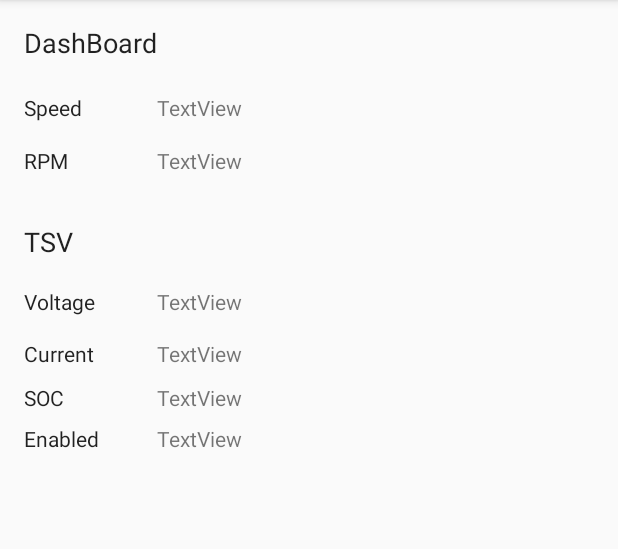
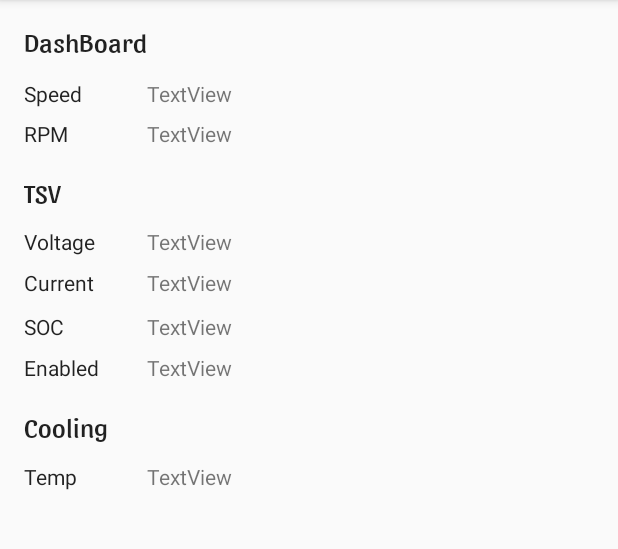
Before and after one commit to LafayetteFormulaElectricVehicle/Cell-Phone-App, an Android app: the Parsify screen opened directly, with no data from a screen before it, on a phone screen of 412 x 824 dp, the part 84-633 px from its top. Run offline under Robolectric (Android 15) with nearby library versions, the phone set to English and light mode, and no system bars; 15 statements that could not run were skipped.

Commit message:
Finished parsing

```diff
--- a/testRaji/JSONPasringDemo/MyApplication/app/src/main/java/birrur/com/jsonparse/Parsify.java
+++ b/testRaji/JSONPasringDemo/MyApplication/app/src/main/java/birrur/com/jsonparse/Parsify.java
@@ -1,23 +1,18 @@
 package birrur.com.jsonparse;
 
+import android.graphics.Typeface;
 import android.support.v7.app.AppCompatActivity;
 import android.os.Bundle;
 import android.util.Log;
 import android.widget.TextView;
 
 import com.google.gson.Gson;
-import com.google.gson.JsonArray;
-import com.google.gson.JsonElement;
-import com.google.gson.JsonObject;
-import com.google.gson.JsonParser;
-
-import org.json.JSONArray;
-import org.json.JSONException;
-import org.json.JSONObject;
-import org.w3c.dom.Text;
+import com.google.gson.internal.LinkedTreeMap;
 
 import java.io.IOException;
 import java.io.InputStream;
+import java.util.LinkedHashMap;
+import java.util.Map;
 
 public class Parsify extends AppCompatActivity {
 
@@ -32,44 +27,47 @@ public class Parsify extends AppCompatActivity {
 
         String data = readSon();
 
-        //Log.i(TAG, readSon());
-
         gson = new Gson();
 
         dataSet = new Data();
         dataSet = gson.fromJson(data, dataSet.getClass());
 
-        JsonParser parser = new JsonParser();
-        JsonElement element = parser.parse(data);
-        JsonObject object = element.getAsJsonObject();
+        Map<String, Object> parsed = gson.fromJson(data , LinkedHashMap.class);
 
-        try {
-            JSONObject ob = new JSONObject(data);
-            ob.keys();
-        } catch (JSONException e){
+        LinkedTreeMap<String, Object> dash = (LinkedTreeMap<String, Object>) parsed.get("dashboard");
+        LinkedTreeMap<String, Object> tsi  = (LinkedTreeMap<String, Object>) parsed.get("tsi");
+        LinkedTreeMap<String, Object> tsv  = (LinkedTreeMap<String, Object>) parsed.get("tsv");
+        LinkedTreeMap<String, Object> physics = (LinkedTreeMap<String, Object>) parsed.get("physics");
+        LinkedTreeMap<String, Object> cooling = (LinkedTreeMap<String, Object>) parsed.get("cooling");
 
-        }
+        Log.i(TAG, "PRINTED");
+        Log.i(TAG, dash.get("speed").toString());
 
+        Typeface type = Typeface.createFromAsset(getAssets(),"fonts/Sansita-Regular.ttf");
 
-        //JsonObject object = parser.parse(data).getAsJsonObject();
-        //JsonArray array = (JsonArray) parser.parse(data).getAsJsonObject().getAsJsonArray();
-        Log.i(TAG, "PRINTED");
-        Log.i(TAG, element.toString());
+        TextView tvDD     = (TextView) findViewById(R.id.tvDash);
+        TextView tvCO     = (TextView) findViewById(R.id.tvCO);
+        TextView tvTS     = (TextView) findViewById(R.id.tvTS);
 
+        tvDD.setTypeface(type);
+        tvCO.setTypeface(type);
+        tvTS.setTypeface(type);
 
-        TextView tvRPME = (TextView) findViewById(R.id.tvRPME);
-        TextView tvSpeedE = (TextView) findViewById(R.id.tvVE);
-        TextView tvVE = (TextView) findViewById(R.id.tvVE);
-        TextView tvIE = (TextView) findViewById(R.id.tvIE);
-        TextView tvSocE = (TextView) findViewById(R.id.tvSocE);
-        TextView tvOnE = (TextView) findViewById(R.id.tvOnE);
+        TextView tvRPME   = (TextView) findViewById(R.id.tvRPME);
+        TextView tvSpeedE = (TextView) findViewById(R.id.tvSpeedE);
+        TextView tvVE     = (TextView) findViewById(R.id.tvTE);
+        TextView tvIE     = (TextView) findViewById(R.id.tvIE);
+        TextView tvSocE   = (TextView) findViewById(R.id.tvSocE);
+        TextView tvOnE    = (TextView) findViewById(R.id.tvOnE);
+        TextView tvTE     = (TextView) findViewById(R.id.tvTE);
 
-        tvRPME.setText(dataSet.getDashboard().getRpm().toString());
-        tvSpeedE.setText(dataSet.getDashboard().getSpeed().toString());
-        tvVE.setText(dataSet.getTsv().getVoltage().toString());
-        tvIE.setText(dataSet.getTsv().getCurrent().toString());
-        tvSocE.setText(dataSet.getTsv().getStateOfCharge().toString());
-        tvOnE.setText(dataSet.getTsv().getEnabled().toString());
+        tvRPME.setText(dash.get("rpm").toString());
+        tvSpeedE.setText(dash.get("speed").toString());
+        tvVE.setText(tsv.get("voltage").toString());
+        tvIE.setText(tsv.get("current").toString());
+        tvSocE.setText(tsv.get("state_of_charge").toString());
+        tvOnE.setText(tsv.get("enabled").toString());
+        tvTE.setText(cooling.get("temp").toString());
     }
 
     public String readSon(){
--- a/testRaji/JSONPasringDemo/MyApplication/app/src/main/res/layout/activity_main.xml
+++ b/testRaji/JSONPasringDemo/MyApplication/app/src/main/res/layout/activity_main.xml
@@ -15,23 +15,25 @@
         android:layout_width="wrap_content"
         android:layout_height="wrap_content"
         android:id="@+id/button_notify"
+        android:onClick="notificate"
         android:layout_alignParentTop="true"
-        android:layout_alignParentLeft="true"
-        android:layout_alignParentStart="true"
+        android:layout_marginTop="39dp"
         android:layout_alignParentRight="true"
         android:layout_alignParentEnd="true"
-        android:onClick="notificate"/>
+        android:layout_alignParentLeft="true"
+        android:layout_alignParentStart="true" />
 
     <Button
         android:text="Parse"
         android:layout_width="wrap_content"
         android:layout_height="wrap_content"
         android:id="@+id/button_parse"
-        android:layout_marginTop="21dp"
+        android:onClick="parsiate"
+        android:layout_marginTop="37dp"
         android:layout_below="@+id/button_notify"
         android:layout_alignParentLeft="true"
         android:layout_alignParentStart="true"
         android:layout_alignParentRight="true"
-        android:layout_alignParentEnd="true"
-        android:onClick="parsiate"/>
+        android:layout_alignParentEnd="true" />
+
 </RelativeLayout>
--- a/testRaji/JSONPasringDemo/MyApplication/app/src/main/res/layout/activity_parsify.xml
+++ b/testRaji/JSONPasringDemo/MyApplication/app/src/main/res/layout/activity_parsify.xml
@@ -18,29 +18,7 @@
         android:layout_alignParentStart="true"
         android:id="@+id/tvDash"
         android:textAppearance="@style/TextAppearance.AppCompat"
-        android:textSize="18sp" />
-
-    <TextView
-        android:text="Speed"
-        android:layout_width="wrap_content"
-        android:layout_height="wrap_content"
-        android:id="@+id/tvSpeed"
-        android:textAppearance="@style/TextAppearance.AppCompat"
-        android:layout_marginTop="21dp"
-        android:layout_below="@+id/tvDash"
-        android:layout_alignParentLeft="true"
-        android:layout_alignParentStart="true" />
-
-    <TextView
-        android:text="RPM"
-        android:layout_width="wrap_content"
-        android:layout_height="wrap_content"
-        android:id="@+id/tvRPM"
-        android:textAppearance="@style/TextAppearance.AppCompat"
-        android:layout_marginTop="16dp"
-        android:layout_below="@+id/tvSpeed"
-        android:layout_alignParentLeft="true"
-        android:layout_alignParentStart="true" />
+        android:textSize="18sp"/>
 
     <TextView
         android:text="TextView"
@@ -66,40 +44,6 @@
         android:layout_alignParentEnd="true" />
 
     <TextView
-        android:text="TSV"
-        android:layout_width="wrap_content"
-        android:layout_height="wrap_content"
-        android:id="@+id/textView"
-        android:textAppearance="@style/TextAppearance.AppCompat"
-        android:textSize="18sp"
-        android:layout_below="@+id/tvRPM"
-        android:layout_alignParentLeft="true"
-        android:layout_alignParentStart="true"
-        android:layout_marginTop="32dp" />
-
-    <TextView
-        android:text="Voltage"
-        android:layout_width="wrap_content"
-        android:layout_height="wrap_content"
-        android:id="@+id/tvV"
-        android:textAppearance="@style/TextAppearance.AppCompat"
-        android:layout_marginTop="18dp"
-        android:layout_below="@+id/textView"
-        android:layout_alignParentLeft="true"
-        android:layout_alignParentStart="true" />
-
-    <TextView
-        android:text="Current"
-        android:layout_width="wrap_content"
-        android:layout_height="wrap_content"
-        android:id="@+id/tvI"
-        android:textAppearance="@style/TextAppearance.AppCompat"
-        android:layout_marginTop="15dp"
-        android:layout_below="@+id/tvV"
-        android:layout_alignParentLeft="true"
-        android:layout_alignParentStart="true" />
-
-    <TextView
         android:text="TextView"
         android:layout_width="wrap_content"
         android:layout_height="wrap_content"
@@ -118,8 +62,8 @@
         android:id="@+id/tvIE"
         android:layout_alignBaseline="@+id/tvI"
         android:layout_alignBottom="@+id/tvI"
-        android:layout_alignLeft="@+id/tvVE"
-        android:layout_alignStart="@+id/tvVE"
+        android:layout_alignLeft="@+id/tvTE"
+        android:layout_alignStart="@+id/tvTE"
         android:layout_alignParentRight="true"
         android:layout_alignParentEnd="true" />
 
@@ -169,4 +113,95 @@
         android:layout_alignParentRight="true"
         android:layout_alignParentEnd="true" />
 
+    <TextView
+        android:text="Cooling"
+        android:layout_width="wrap_content"
+        android:layout_height="wrap_content"
+        android:id="@+id/tvCO"
+        android:textAppearance="@style/TextAppearance.AppCompat"
+        android:textSize="18sp"
+        android:layout_marginTop="18dp"
+        android:layout_below="@+id/tvOn"
+        android:layout_alignParentLeft="true"
+        android:layout_alignParentStart="true" />
+
+    <TextView
+        android:text="TextView"
+        android:layout_width="wrap_content"
+        android:layout_height="wrap_content"
+        android:id="@+id/tvTE"
+        android:layout_alignBaseline="@+id/textView12"
+        android:layout_alignBottom="@+id/textView12"
+        android:layout_alignLeft="@+id/tvVE"
+        android:layout_alignStart="@+id/tvVE"
+        android:layout_alignParentRight="true"
+        android:layout_alignParentEnd="true" />
+
+    <TextView
+        android:text="Temp"
+        android:layout_width="wrap_content"
+        android:layout_height="wrap_content"
+        android:id="@+id/textView12"
+        android:textAppearance="@style/TextAppearance.AppCompat"
+        android:layout_marginTop="12dp"
+        android:layout_below="@+id/tvCO"
+        android:layout_alignParentLeft="true"
+        android:layout_alignParentStart="true" />
+
+    <TextView
+        android:text="TSV"
+        android:layout_width="wrap_content"
+        android:layout_height="wrap_content"
+        android:id="@+id/tvTS"
+        android:textAppearance="@style/TextAppearance.AppCompat"
+        android:textSize="18sp"
+        android:layout_marginTop="18dp"
+        android:layout_below="@+id/tvRPM"
+        android:layout_alignParentLeft="true"
+        android:layout_alignParentStart="true" />
+
+    <TextView
+        android:text="Voltage"
+        android:layout_width="wrap_content"
+        android:layout_height="wrap_content"
+        android:id="@+id/tvV"
+        android:textAppearance="@style/TextAppearance.AppCompat"
+        android:layout_below="@+id/tvTS"
+        android:layout_alignParentLeft="true"
+        android:layout_alignParentStart="true"
+        android:layout_marginTop="11dp" />
+
+    <TextView
+        android:text="RPM"
+        android:layout_width="wrap_content"
+        android:layout_height="wrap_content"
+        android:id="@+id/tvRPM"
+        android:textAppearance="@style/TextAppearance.AppCompat"
+        android:layout_marginTop="7dp"
+        android:layout_below="@+id/tvSpeed"
+        android:layout_alignParentLeft="true"
+        android:layout_alignParentStart="true" />
+
+    <TextView
+        android:text="Current"
+        android:layout_width="wrap_content"
+        android:layout_height="wrap_content"
+        android:id="@+id/tvI"
+        android:textAppearance="@style/TextAppearance.AppCompat"
+        android:layout_marginTop="8dp"
+        android:layout_below="@+id/tvV"
+        android:layout_alignParentLeft="true"
+        android:layout_alignParentStart="true" />
+
+    <TextView
+        android:text="Speed"
+        android:layout_width="wrap_content"
+        android:layout_height="wrap_content"
+        android:id="@+id/tvSpeed"
+        android:textAppearance="@style/TextAppearance.AppCompat"
+        android:layout_marginTop="13dp"
+        android:layout_below="@+id/tvDash"
+        android:layout_alignParentLeft="true"
+        android:layout_alignParentStart="true" />
+
 </RelativeLayout>
```
Also changed, not shown: testRaji/JSONPasringDemo/MyApplication/app/src/main/assets/fonts/Sansita-Regular.ttf (added).
